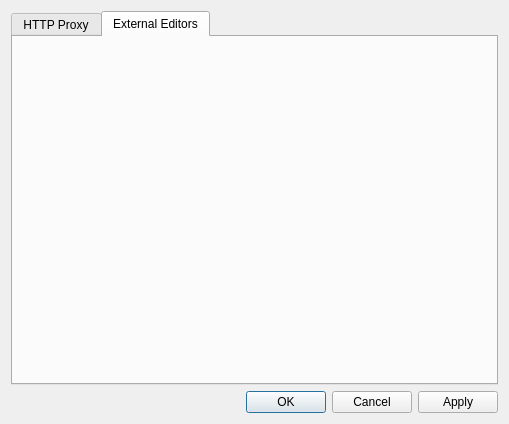
Old version of the form RequestFlowApp/RequestFlow/ui/AppSettingDialog.ui in the repository fatehmtd/RequestFlow.
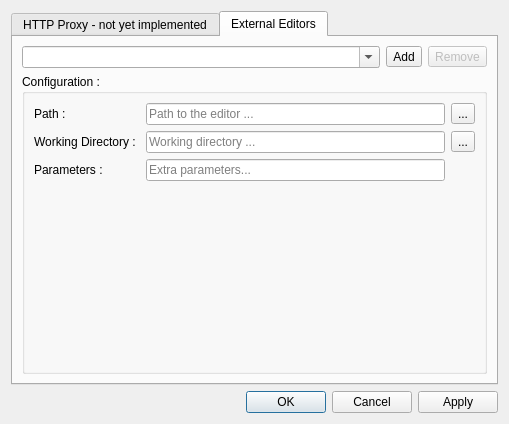
New version of the form. The open tabs and pages were chosen to show the change.

What changed in the file:
```diff
--- a/RequestFlowApp/RequestFlow/ui/AppSettingDialog.ui
+++ b/RequestFlowApp/RequestFlow/ui/AppSettingDialog.ui
@@ -20,14 +20,24 @@
    <string>Settings...</string>
   </property>
   <layout class="QGridLayout" name="gridLayout_3">
-   <item row="0" column="0">
+   <item row="2" column="0">
+    <widget class="QDialogButtonBox" name="buttonBox">
+     <property name="standardButtons">
+      <set>QDialogButtonBox::Apply|QDialogButtonBox::Cancel|QDialogButtonBox::Ok</set>
+     </property>
+     <property name="centerButtons">
+      <bool>false</bool>
+     </property>
+    </widget>
+   </item>
+   <item row="1" column="0">
     <widget class="QTabWidget" name="tabWidget">
      <property name="currentIndex">
-      <number>0</number>
+      <number>1</number>
      </property>
      <widget class="QWidget" name="tab">
       <attribute name="title">
-       <string>HTTP Proxy</string>
+       <string>HTTP Proxy - not yet implemented</string>
       </attribute>
       <layout class="QGridLayout" name="gridLayout_5">
        <item row="0" column="0">
@@ -238,19 +248,116 @@
       <attribute name="title">
        <string>External Editors</string>
       </attribute>
+      <layout class="QGridLayout" name="gridLayout_6">
+       <item row="0" column="0">
+        <widget class="QComboBox" name="comboBox_externalEditors">
+         <property name="editable">
+          <bool>true</bool>
+         </property>
+        </widget>
+       </item>
+       <item row="0" column="1">
+        <widget class="QToolButton" name="toolButton_externalEditorAdd">
+         <property name="text">
+          <string>Add</string>
+         </property>
+        </widget>
+       </item>
+       <item row="0" column="2">
+        <widget class="QToolButton" name="toolButton_externalEditorRemove">
+         <property name="enabled">
+          <bool>false</bool>
+         </property>
+         <property name="text">
+          <string>Remove</string>
+         </property>
+        </widget>
+       </item>
+       <item row="1" column="0" colspan="3">
+        <widget class="QGroupBox" name="groupBox_2">
+         <property name="title">
+          <string>Configuration :</string>
+         </property>
+         <layout class="QGridLayout" name="gridLayout_7">
+          <item row="0" column="0">
+           <widget class="QLabel" name="label_7">
+            <property name="text">
+             <string>Path : </string>
+            </property>
+           </widget>
+          </item>
+          <item row="0" column="1">
+           <widget class="QLineEdit" name="lineEdit_5">
+            <property name="text">
+             <string/>
+            </property>
+            <property name="placeholderText">
+             <string>Path to the editor ...</string>
+            </property>
+           </widget>
+          </item>
+          <item row="0" column="2">
+           <widget class="QToolButton" name="toolButton_3">
+            <property name="text">
+             <string>...</string>
+            </property>
+           </widget>
+          </item>
+          <item row="1" column="0">
+           <widget class="QLabel" name="label_8">
+            <property name="text">
+             <string>Working Directory : </string>
+            </property>
+           </widget>
+          </item>
+          <item row="1" column="1">
+           <widget class="QLineEdit" name="lineEdit_6">
+            <property name="placeholderText">
+             <string>Working directory ...</string>
+            </property>
+           </widget>
+          </item>
+          <item row="1" column="2">
+           <widget class="QToolButton" name="toolButton_4">
+            <property name="text">
+             <string>...</string>
+            </property>
+           </widget>
+          </item>
+          <item row="2" column="0">
+           <widget class="QLabel" name="label_9">
+            <property name="text">
+             <string>Parameters :</string>
+            </property>
+           </widget>
+          </item>
+          <item row="2" column="1">
+           <widget class="QLineEdit" name="lineEdit_7">
+            <property name="placeholderText">
+             <string>Extra parameters...</string>
+            </property>
+           </widget>
+          </item>
+          <item row="3" column="1">
+           <spacer name="verticalSpacer_2">
+            <property name="orientation">
+             <enum>Qt::Vertical</enum>
+            </property>
+            <property name="sizeHint" stdset="0">
+             <size>
+              <width>20</width>
+              <height>179</height>
+             </size>
+            </property>
+           </spacer>
+          </item>
+         </layout>
+        </widget>
+       </item>
+      </layout>
      </widget>
     </widget>
    </item>
-   <item row="1" column="0">
-    <widget class="QDialogButtonBox" name="buttonBox">
-     <property name="standardButtons">
-      <set>QDialogButtonBox::Apply|QDialogButtonBox::Cancel|QDialogButtonBox::Ok</set>
-     </property>
-     <property name="centerButtons">
-      <bool>false</bool>
-     </property>
-    </widget>
-   </item>
   </layout>
  </widget>
  <resources/>
```
